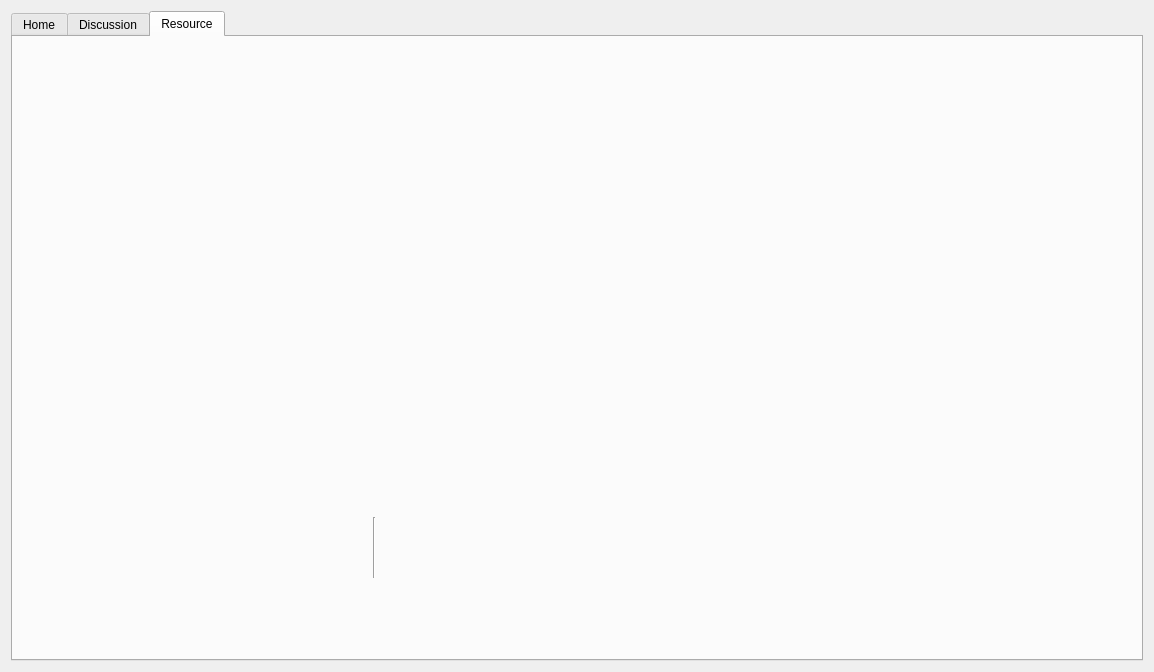
Above: Jobs-of-SoftwareEngineer/Codeing/Scut/course.ui from CSLP/CPP before the change. Below: the same form after it.
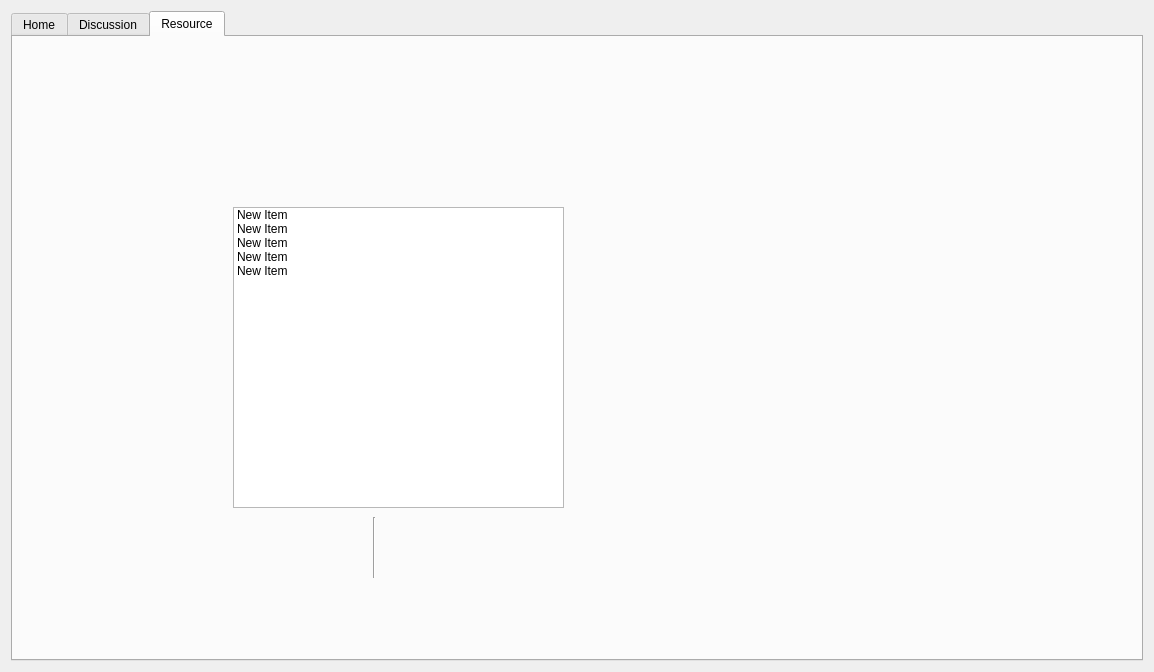
That is the form after the change.

```diff
--- a/Jobs-of-SoftwareEngineer/Codeing/Scut/course.ui
+++ b/Jobs-of-SoftwareEngineer/Codeing/Scut/course.ui
@@ -163,6 +163,50 @@
         <enum>Qt::Vertical</enum>
        </property>
       </widget>
+      <widget class="QListWidget" name="listWidget">
+       <property name="geometry">
+        <rect>
+         <x>220</x>
+         <y>170</y>
+         <width>331</width>
+         <height>301</height>
+        </rect>
+       </property>
+       <item>
+        <property name="text">
+         <string>New Item</string>
+        </property>
+        <property name="background">
+         <brush brushstyle="NoBrush">
+          <color alpha="0">
+           <red>0</red>
+           <green>0</green>
+           <blue>0</blue>
+          </color>
+         </brush>
+        </property>
+       </item>
+       <item>
+        <property name="text">
+         <string>New Item</string>
+        </property>
+       </item>
+       <item>
+        <property name="text">
+         <string notr="true">New Item</string>
+        </property>
+       </item>
+       <item>
+        <property name="text">
+         <string>New Item</string>
+        </property>
+       </item>
+       <item>
+        <property name="text">
+         <string>New Item</string>
+        </property>
+       </item>
+      </widget>
      </widget>
     </widget>
    </item>
```
